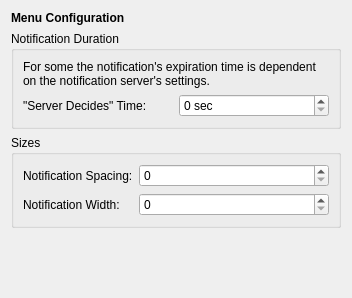
The window that config/advancedsettings.ui (lxqt/lxqt-notificationd) describes before a commit, drawn with Qt 5.
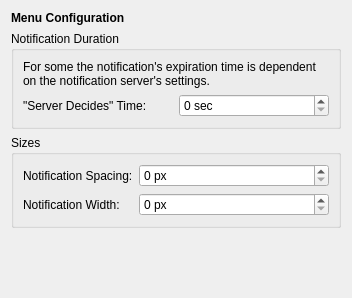
The same window after the commit.

Commit message: notif. config: do not limit notification to 99px by default

```diff
--- a/config/advancedsettings.ui
+++ b/config/advancedsettings.ui
@@ -75,7 +75,11 @@
        </widget>
       </item>
       <item row="0" column="1">
-       <widget class="QSpinBox" name="spacingBox"/>
+       <widget class="QSpinBox" name="spacingBox">
+        <property name="suffix">
+         <string> px</string>
+        </property>
+       </widget>
       </item>
       <item row="1" column="0">
        <widget class="QLabel" name="label_5">
@@ -85,7 +89,14 @@
        </widget>
       </item>
       <item row="1" column="1">
-       <widget class="QSpinBox" name="widthBox"/>
+       <widget class="QSpinBox" name="widthBox">
+        <property name="suffix">
+         <string> px</string>
+        </property>
+        <property name="maximum">
+         <number>2000</number>
+        </property>
+       </widget>
       </item>
      </layout>
     </widget>
```
